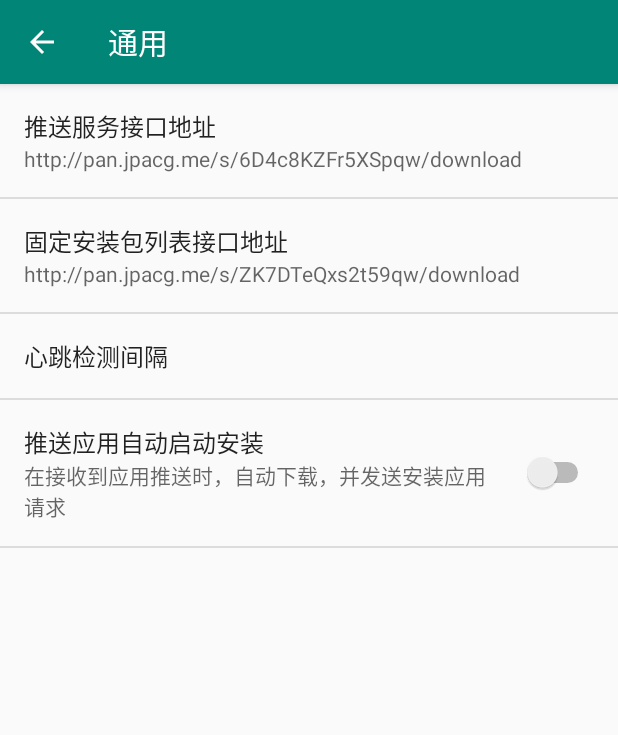
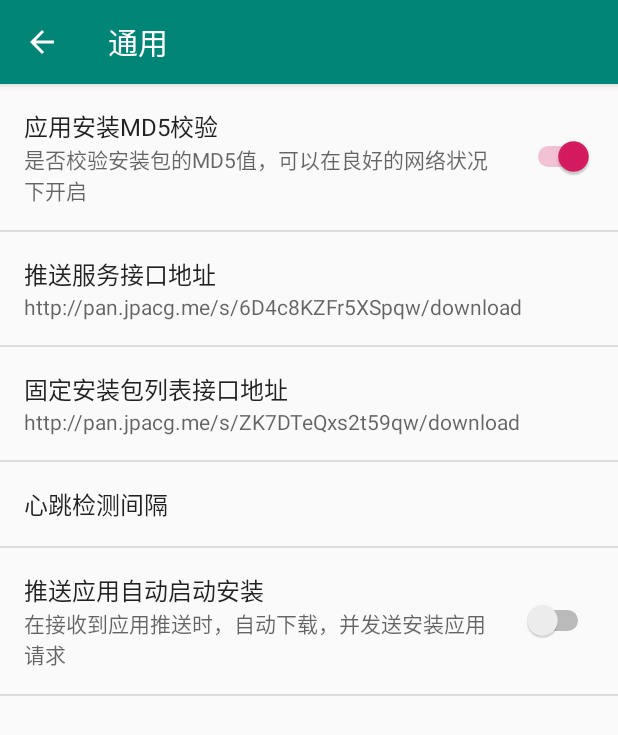
Before and after one commit to jepack/ApkDispatcher, an Android app: the SettingsActivity screen opened directly, with no data from a screen before it, after a tap on "通用", on a phone screen of 412 x 824 dp. Shown: the top 735 px of the screen. Run offline under Robolectric (Android 15) with nearby library versions, the phone set to English and light mode, and no system bars; libraries missing offline, so code that uses them is left out: com.umeng.analytics, com.umeng.commonsdk.

```diff
--- a/app/build.gradle
+++ b/app/build.gradle
@@ -48,7 +48,6 @@ dependencies {
     implementation 'com.android.support:design:27.1.1'
     implementation 'com.umeng.umsdk:analytics:7.5.4'
     implementation 'com.umeng.umsdk:common:1.5.4'
-    implementation 'org.kie.modules:org-eclipse-jgit:6.5.0.Final'
 }
 repositories {
     mavenCentral()
--- a/app/src/main/res/layout/item_history_url.xml
+++ b/app/src/main/res/layout/item_history_url.xml
@@ -6,5 +6,7 @@
         android:id="@+id/b_url"
         android:background="@drawable/selector_dialog_btn_bg"
         android:layout_width="match_parent"
-        android:layout_height="wrap_content" />
+        android:layout_height="wrap_content"
+        android:textColor="@android:color/white"
+        android:textAllCaps="false"/>
 </android.support.constraint.ConstraintLayout>
--- a/app/src/main/res/values/strings.xml
+++ b/app/src/main/res/values/strings.xml
@@ -93,6 +93,9 @@
         <item>1440</item>
     </string-array>
 
+    <string name="pref_md5_check_key">pref_md5_check_key</string>
+    <string name="pref_md5_check">应用安装MD5校验</string>
+    <string name="pref_md5_check_des">是否校验安装包的MD5值，可以在良好的网络状况下开启</string>
 
 
 </resources>
--- a/app/src/main/res/xml/pref_general.xml
+++ b/app/src/main/res/xml/pref_general.xml
@@ -1,11 +1,11 @@
 <PreferenceScreen xmlns:android="http://schemas.android.com/apk/res/android">
 
-    <!--<SwitchPreference-->
-        <!--android:defaultValue="true"-->
-        <!--android:key="example_switch"-->
-        <!--android:summary="@string/pref_description_social_recommendations"-->
-        <!--android:title="@string/pref_title_social_recommendations"-->
-        <!--android:visibility="gone"/>-->
+    <SwitchPreference
+        android:defaultValue="true"
+        android:key="@string/pref_md5_check_key"
+        android:summary="@string/pref_md5_check_des"
+        android:title="@string/pref_md5_check"
+        android:visibility="gone"/>
 
     <!-- NOTE: EditTextPreference accepts EditText attributes. -->
     <!-- NOTE: EditTextPreference's summary should be set to its value by the activity code. -->
```
Also changed, not shown: app/src/main/java/com/jepack/dispatcher/AppUtil.kt (+10 -2 lines), app/src/main/java/com/jepack/dispatcher/MainActivity.kt (+8 -2 lines), 2 other files.
